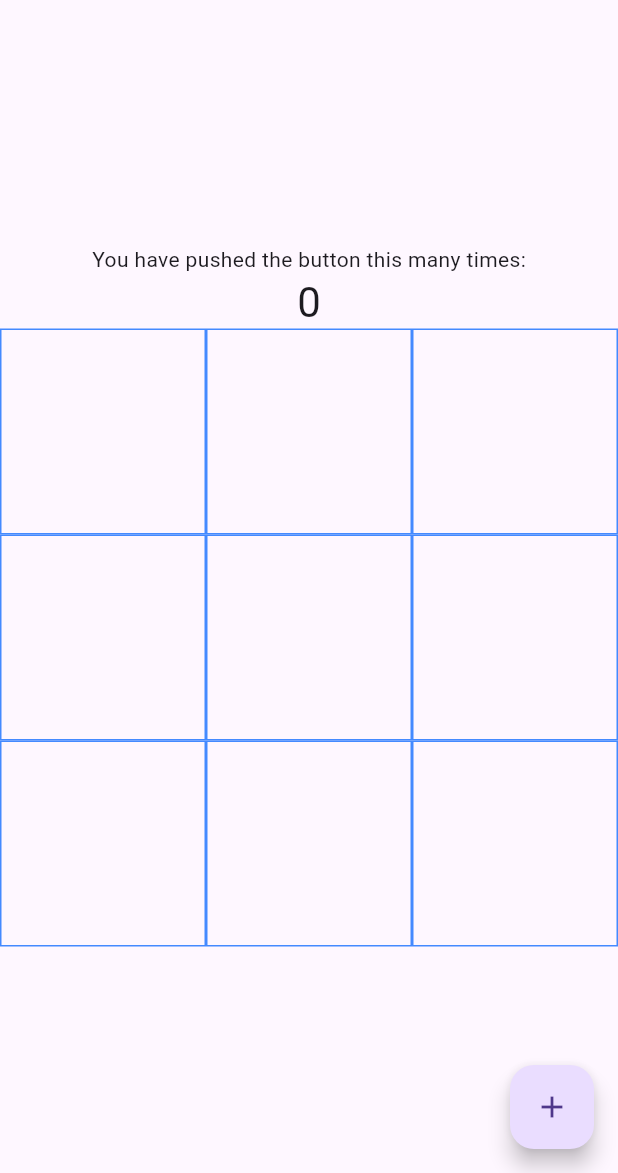
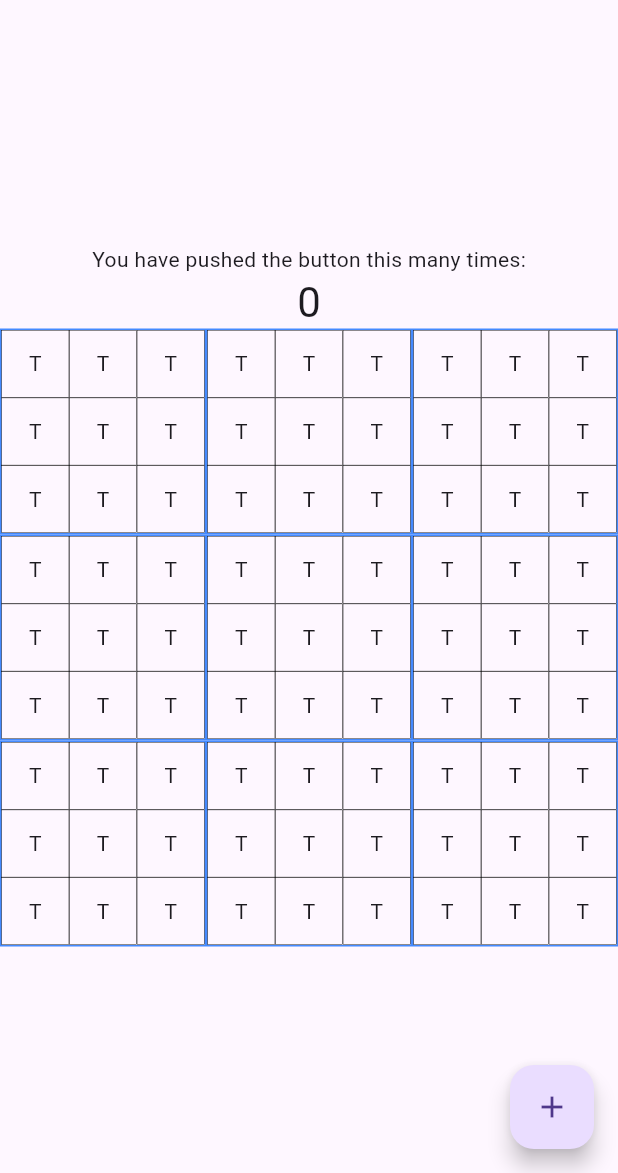
Before and after one commit to florianleca/flutter-sudoku, a Flutter app: the screen it shows after launch, on a phone screen of 412 x 824 dp, the part 63-1236 px from its top. Run offline on Flutter 3.47's test engine with Material 3 defaults, Android fonts, the phone set to English and light mode, and no system bars.

Commit message:
Resolves 2

```diff
--- a/lib/game.dart
+++ b/lib/game.dart
@@ -1,4 +1,5 @@
 import 'package:flutter/material.dart';
+import 'package:sudoku_starter/minigrid.dart';
 
 class Game extends StatefulWidget {
   const Game({Key? key, required this.title}) : super(key: key);
@@ -83,6 +84,7 @@ class _GameState extends State<Game> {
                       height: boxSize,
                       decoration: BoxDecoration(
                           border: Border.all(color: Colors.blueAccent)),
+                        child: const MiniGrid()
                     );
                   }),
                 )),
--- /dev/null
+++ b/lib/minigrid.dart
@@ -0,0 +1,24 @@
+import 'package:flutter/material.dart';
+
+class MiniGrid extends StatelessWidget {
+  const MiniGrid({super.key});
+
+  @override
+  Widget build(BuildContext context) {
+    var height = MediaQuery.of(context).size.height / 2;
+    var width = MediaQuery.of(context).size.width;
+    var maxSize = height > width ? width : height;
+    var boxSize = (maxSize / 3).ceil().toDouble();
+    return GridView.count(
+      crossAxisCount: 3,
+      children: List.generate(9, (x) {
+        return Container(
+            width: boxSize,
+            height: boxSize,
+            decoration: BoxDecoration(
+                border: Border.all(color: Colors.black, width: 0.3)),
+            child: const Center(child: Text("T")));
+      }),
+    );
+  }
+}
```
